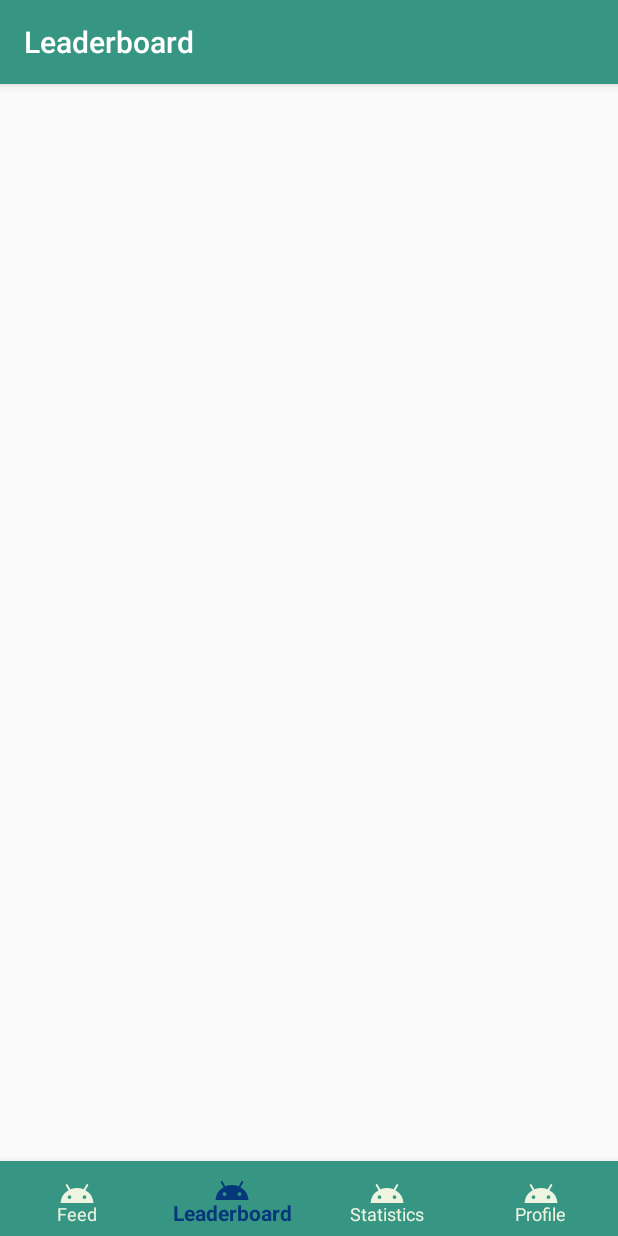
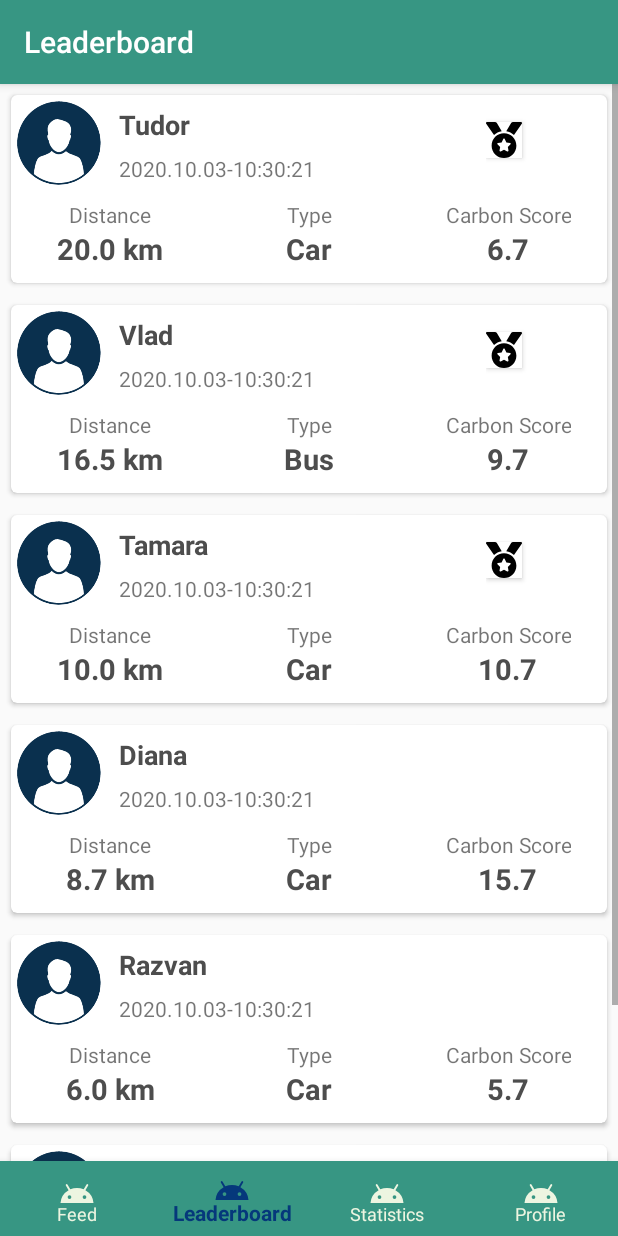
Before and after one commit to ioli05/CarbonFootprint, an Android app: the LeaderboardFragment screen opened through its navigation route, on a phone screen of 412 x 824 dp. Run offline under Robolectric (Android 15) with nearby library versions, the phone set to English and light mode, and no system bars; our stand-ins replace CircleImageView, Firebase (no records; nobody signed in at launch, a user with empty details on screens opened directly), navigation-ui.

Commit message:
Added Leaderboard first attempt

```diff
--- /dev/null
+++ b/app/src/main/java/com/example/carbonfootprint/adapter/LeaderboardAdapter.java
@@ -0,0 +1,61 @@
+package com.example.carbonfootprint.adapter;
+
+import android.app.Activity;
+import android.view.LayoutInflater;
+import android.view.View;
+import android.view.ViewGroup;
+import android.widget.ArrayAdapter;
+import android.widget.Button;
+import android.widget.TextView;
+
+import androidx.fragment.app.Fragment;
+
+import com.example.carbonfootprint.R;
+import com.example.carbonfootprint.model.LeaderboardModel;
+import com.example.carbonfootprint.model.NewsfeedModel;
+
+import java.util.ArrayList;
+
+public class LeaderboardAdapter extends ArrayAdapter<LeaderboardModel> {
+    ArrayList<LeaderboardModel> leaderboardModelArrayList;
+
+    public LeaderboardAdapter(Activity context, ArrayList<LeaderboardModel> leaderboardModelArrayList) {
+        super(context, R.layout.leaderboard_list, leaderboardModelArrayList);
+
+        this.leaderboardModelArrayList = leaderboardModelArrayList;
+
+    }
+
+    @Override
+    public View getView(int position, View convertView, ViewGroup parent) {
+        // Get the data item for this position
+        NewsfeedModel model = leaderboardModelArrayList.get(position);
+        // Check if an existing view is being reused, otherwise inflate the view
+        if (convertView == null) {
+            convertView = LayoutInflater.from(getContext()).inflate(R.layout.leaderboard_list, parent, false);
+        }
+        // Lookup view for data population
+        TextView name = convertView.findViewById(R.id.nameNewsFeed);
+        TextView date = convertView.findViewById(R.id.date);
+        TextView distance = convertView.findViewById(R.id.distance);
+        TextView type = convertView.findViewById(R.id.type);
+        TextView carbonScore = convertView.findViewById(R.id.carbon_score);
+        Button badge = convertView.findViewById(R.id.badge);
+
+        // Populate the data into the template view using the data object
+        name.setText(model.getName());
+        date.setText(model.getDate());
+        distance.setText(String.valueOf(model.getDistance()) + " km");
+        type.setText(model.getType());
+
+        if (position < 3) {
+            badge.setVisibility(View.VISIBLE);
+            badge.setCompoundDrawablesWithIntrinsicBounds(R.drawable.ic_medal, 0, 0, 0);
+
+        }
+
+        carbonScore.setText(String.valueOf(model.getCarbonScore()));
+        // Return the completed view to render on screen
+        return convertView;
+    }
+}
--- a/app/src/main/java/com/example/carbonfootprint/fragments/LeaderboardFragment.java
+++ b/app/src/main/java/com/example/carbonfootprint/fragments/LeaderboardFragment.java
@@ -4,23 +4,60 @@ import android.os.Bundle;
 import android.view.LayoutInflater;
 import android.view.View;
 import android.view.ViewGroup;
+import android.widget.ListView;
 
 import androidx.annotation.NonNull;
 import androidx.annotation.Nullable;
 import androidx.fragment.app.Fragment;
 
 import com.example.carbonfootprint.R;
+import com.example.carbonfootprint.adapter.LeaderboardAdapter;
+import com.example.carbonfootprint.adapter.NewsfeedAdapter;
+import com.example.carbonfootprint.model.LeaderboardModel;
+import com.example.carbonfootprint.model.NewsfeedModel;
+
+import java.sql.Timestamp;
+import java.text.SimpleDateFormat;
+import java.util.ArrayList;
+import java.util.Collections;
+import java.util.Comparator;
 
 public class LeaderboardFragment extends Fragment {
+
+    private ArrayList<LeaderboardModel> leaderboardModelArrayListTravel;
 
     public View onCreateView(@NonNull LayoutInflater inflater,
                              ViewGroup container, Bundle savedInstanceState) {
         return inflater.inflate(R.layout.fragment_leaderboard, container, false);
     }
 
+
     @Override
     public void onViewCreated(@NonNull View view, @Nullable Bundle savedInstanceState) {
         super.onViewCreated(view, savedInstanceState);
 
+        initFields();
+    }
+
+    private void initFields() {
+        leaderboardModelArrayListTravel = new ArrayList<>();
+
+        final SimpleDateFormat sdf = new SimpleDateFormat("yyyy.MM.dd-HH:mm:ss");
+        Timestamp timestamp = new Timestamp(System.currentTimeMillis());
+        leaderboardModelArrayListTravel.add(new LeaderboardModel("" ,sdf.format(timestamp), "Tamara", 10, "Car", 10.7f));
+        leaderboardModelArrayListTravel.add(new LeaderboardModel("", sdf.format(timestamp), "Tudor", 20, "Car", 6.7f));
+        leaderboardModelArrayListTravel.add(new LeaderboardModel("", sdf.format(timestamp), "Vlad", 16.5f, "Bus", 9.7f));
+        leaderboardModelArrayListTravel.add(new LeaderboardModel("", sdf.format(timestamp),"Diana", 8.7f, "Car", 15.7f));
+        leaderboardModelArrayListTravel.add(new LeaderboardModel("", sdf.format(timestamp),"Ionela", 4.5f, "Train", 20.7f));
+        leaderboardModelArrayListTravel.add(new LeaderboardModel("", sdf.format(timestamp),"Razvan", 6f, "Car", 5.7f));
+
+
+        Collections.sort(leaderboardModelArrayListTravel, (o1, o2) -> o1.getDistance() > o2.getDistance() ? -1 : 1);
+
+        LeaderboardAdapter adapter = new LeaderboardAdapter(this.getActivity(), leaderboardModelArrayListTravel);
+
+        // Attach the adapter to a ListView
+        ListView listView = this.getView().findViewById(R.id.listLeaderboard);
+        listView.setAdapter(adapter);
     }
 }
--- a/app/src/main/java/com/example/carbonfootprint/fragments/NewsFeedFragment.java
+++ b/app/src/main/java/com/example/carbonfootprint/fragments/NewsFeedFragment.java
@@ -39,12 +39,12 @@ public class NewsFeedFragment  extends Fragment {
 
         final SimpleDateFormat sdf = new SimpleDateFormat("yyyy.MM.dd-HH:mm:ss");
         Timestamp timestamp = new Timestamp(System.currentTimeMillis());
-        arrayOfUsers.add(new NewsfeedModel(sdf.format(timestamp), "Tamara", 10, "Car", 10.7f));
-        arrayOfUsers.add(new NewsfeedModel(sdf.format(timestamp), "Tudor", 20, "Car", 6.7f));
-        arrayOfUsers.add(new NewsfeedModel(sdf.format(timestamp), "Vlad", 16.5f, "Bus", 9.7f));
-        arrayOfUsers.add(new NewsfeedModel(sdf.format(timestamp),"Diana", 8.7f, "Car", 15.7f));
-        arrayOfUsers.add(new NewsfeedModel(sdf.format(timestamp),"Ionela", 4.5f, "Train", 20.7f));
-        arrayOfUsers.add(new NewsfeedModel(sdf.format(timestamp),"Razvan", 6f, "Car", 5.7f));
+        arrayOfUsers.add(new NewsfeedModel("" ,sdf.format(timestamp), "Tamara", 10, "Car", 10.7f));
+        arrayOfUsers.add(new NewsfeedModel("", sdf.format(timestamp), "Tudor", 20, "Car", 6.7f));
+        arrayOfUsers.add(new NewsfeedModel("", sdf.format(timestamp), "Vlad", 16.5f, "Bus", 9.7f));
+        arrayOfUsers.add(new NewsfeedModel("", sdf.format(timestamp),"Diana", 8.7f, "Car", 15.7f));
+        arrayOfUsers.add(new NewsfeedModel("", sdf.format(timestamp),"Ionela", 4.5f, "Train", 20.7f));
+        arrayOfUsers.add(new NewsfeedModel("", sdf.format(timestamp),"Razvan", 6f, "Car", 5.7f));
         NewsfeedAdapter adapter = new NewsfeedAdapter(this.getActivity(), arrayOfUsers);
 
         // Attach the adapter to a ListView
--- /dev/null
+++ b/app/src/main/java/com/example/carbonfootprint/model/LeaderboardModel.java
@@ -0,0 +1,18 @@
+package com.example.carbonfootprint.model;
+
+public class LeaderboardModel extends NewsfeedModel{
+
+    private String badge;
+
+    public LeaderboardModel(String image, String date, String name, float distance, String type, float carbonScore) {
+        super(image, date, name, distance, type, carbonScore);
+    }
+
+    public String getBadge() {
+        return badge;
+    }
+
+    public void setBadge(String badge) {
+        this.badge = badge;
+    }
+}
--- a/app/src/main/java/com/example/carbonfootprint/model/NewsfeedModel.java
+++ b/app/src/main/java/com/example/carbonfootprint/model/NewsfeedModel.java
@@ -2,18 +2,28 @@ package com.example.carbonfootprint.model;
 
 public class NewsfeedModel {
 
+    private String image;
     private String date;
     private String name;
     private float distance;
     private String type;
     private float carbonScore;
 
-    public NewsfeedModel(String date, String name, float distance, String type, float carbonScore) {
+    public NewsfeedModel(String image, String date, String name, float distance, String type, float carbonScore) {
+        this.image = image;
         this.date = date;
         this.name = name;
         this.distance = distance;
         this.type = type;
         this.carbonScore = carbonScore;
+    }
+
+    public String getImage() {
+        return image;
+    }
+
+    public void setImage(String image) {
+        this.image = image;
     }
 
     public String getDate() {
--- a/app/src/main/res/drawable/ic_android_black_24dp.xml
+++ b/app/src/main/res/drawable/ic_android_black_24dp.xml
@@ -1,9 +1,5 @@
-<vector xmlns:android="http://schemas.android.com/apk/res/android"
-        android:width="24dp"
-        android:height="24dp"
-        android:viewportWidth="24"
-        android:viewportHeight="24">
-    <path
-        android:pathData="M17.6,11.48 L19.44,8.3a0.63,0.63 0,0 0,-1.09 -0.63l-1.88,3.24a11.43,11.43 0,0 0,-8.94 0L5.65,7.67a0.63,0.63 0,0 0,-1.09 0.63L6.4,11.48A10.81,10.81 0,0 0,1 20L23,20A10.81,10.81 0,0 0,17.6 11.48ZM7,17.25A1.25,1.25 0,1 1,8.25 16,1.25 1.25,0 0,1 7,17.25ZM17,17.25A1.25,1.25 0,1 1,18.25 16,1.25 1.25,0 0,1 17,17.25Z"
-        android:fillColor="#FF000000"/>
+<vector android:height="24dp" android:tint="#FFFFFF"
+    android:viewportHeight="24" android:viewportWidth="24"
+    android:width="24dp" xmlns:android="http://schemas.android.com/apk/res/android">
+    <path android:fillColor="#FF000000" android:pathData="M17.6,11.48 L19.44,8.3a0.63,0.63 0,0 0,-1.09 -0.63l-1.88,3.24a11.43,11.43 0,0 0,-8.94 0L5.65,7.67a0.63,0.63 0,0 0,-1.09 0.63L6.4,11.48A10.81,10.81 0,0 0,1 20L23,20A10.81,10.81 0,0 0,17.6 11.48ZM7,17.25A1.25,1.25 0,1 1,8.25 16,1.25 1.25,0 0,1 7,17.25ZM17,17.25A1.25,1.25 0,1 1,18.25 16,1.25 1.25,0 0,1 17,17.25Z"/>
 </vector>
--- /dev/null
+++ b/app/src/main/res/drawable/ic_medal.xml
@@ -0,0 +1,11 @@
+<vector xmlns:android="http://schemas.android.com/apk/res/android"
+    android:width="24dp"
+    android:height="24dp"
+    android:viewportWidth="24"
+    android:viewportHeight="24">
+  <path
+      android:pathData="M10.4883,6.1289L7.2461,0.7266C6.9766,0.2773 6.4883,0 5.9609,0L0.75,0C0.1445,0 -0.2109,0.6836 0.1367,1.1797L5.3516,8.6328C6.7461,7.3281 8.5195,6.4375 10.4883,6.1289ZM23.25,0L18.0391,0C17.5117,0 17.0234,0.2773 16.7539,0.7266L13.5117,6.1289C15.4805,6.4375 17.2539,7.3281 18.6484,8.6328L23.8633,1.1797C24.2109,0.6836 23.8555,0 23.25,0ZM12,7.5C7.4453,7.5 3.75,11.1953 3.75,15.75C3.75,20.3047 7.4453,24 12,24C16.5547,24 20.25,20.3047 20.25,15.75C20.25,11.1953 16.5547,7.5 12,7.5ZM16.3359,14.8711L14.5586,16.6055L14.9805,19.0508C15.0547,19.4922 14.5938,19.8242 14.1992,19.6172L12,18.4648L9.8008,19.6172C9.4063,19.8281 8.9453,19.4883 9.0195,19.0508L9.4414,16.6055L7.6641,14.8711C7.3438,14.5586 7.5195,14.0156 7.9609,13.9531L10.418,13.5938L11.5156,11.3672C11.6172,11.168 11.8086,11.0664 12,11.0664C12.1914,11.0664 12.3828,11.168 12.4844,11.3672L13.582,13.5938L16.0391,13.9531C16.4805,14.0156 16.6563,14.5586 16.3359,14.8711ZM16.3359,14.8711"
+      android:fillColor="#000000"
+      android:fillType="nonZero"
+      android:strokeColor="#00000000"/>
+</vector>
--- /dev/null
+++ b/app/src/main/res/drawable/ic_medal_solid_bronze.xml
@@ -0,0 +1,8 @@
+<vector xmlns:android="http://schemas.android.com/apk/res/android"
+    android:height="24dp"
+    android:viewportHeight="24" android:viewportWidth="24"
+    android:width="24dp">
+  <path
+      android:pathData="M223.75,130.75L154.62,15.54A31.997,31.997 0,0 0,127.18 0L16.03,0C3.08,0 -4.5,14.57 2.92,25.18l111.27,158.96c29.72,-27.77 67.52,-46.83 109.56,-53.39zM495.97,0L384.82,0c-11.24,0 -21.66,5.9 -27.44,15.54l-69.13,115.21c42.04,6.56 79.84,25.62 109.56,53.38L509.08,25.18C516.5,14.57 508.92,0 495.97,0zM256,160c-97.2,0 -176,78.8 -176,176s78.8,176 176,176 176,-78.8 176,-176 -78.8,-176 -176,-176zM348.52,317.26l-37.93,36.96 8.97,52.22c1.6,9.36 -8.26,16.51 -16.65,12.09L256,393.88l-46.9,24.65c-8.4,4.45 -18.25,-2.74 -16.65,-12.09l8.97,-52.22 -37.93,-36.96c-6.82,-6.64 -3.05,-18.23 6.35,-19.59l52.43,-7.64 23.43,-47.52c2.11,-4.28 6.19,-6.39 10.28,-6.39 4.11,0 8.22,2.14 10.33,6.39l23.43,47.52 52.43,7.64c9.4,1.36 13.17,12.95 6.35,19.59z"
+      android:fillColor="#cd7f32"/>
+</vector>
--- /dev/null
+++ b/app/src/main/res/drawable/ic_medal_solid_gold.xml
@@ -0,0 +1,8 @@
+<vector xmlns:android="http://schemas.android.com/apk/res/android"
+    android:height="24dp"
+    android:viewportHeight="24" android:viewportWidth="24"
+    android:width="24dp">
+  <path
+      android:pathData="M223.75,130.75L154.62,15.54A31.997,31.997 0,0 0,127.18 0L16.03,0C3.08,0 -4.5,14.57 2.92,25.18l111.27,158.96c29.72,-27.77 67.52,-46.83 109.56,-53.39zM495.97,0L384.82,0c-11.24,0 -21.66,5.9 -27.44,15.54l-69.13,115.21c42.04,6.56 79.84,25.62 109.56,53.38L509.08,25.18C516.5,14.57 508.92,0 495.97,0zM256,160c-97.2,0 -176,78.8 -176,176s78.8,176 176,176 176,-78.8 176,-176 -78.8,-176 -176,-176zM348.52,317.26l-37.93,36.96 8.97,52.22c1.6,9.36 -8.26,16.51 -16.65,12.09L256,393.88l-46.9,24.65c-8.4,4.45 -18.25,-2.74 -16.65,-12.09l8.97,-52.22 -37.93,-36.96c-6.82,-6.64 -3.05,-18.23 6.35,-19.59l52.43,-7.64 23.43,-47.52c2.11,-4.28 6.19,-6.39 10.28,-6.39 4.11,0 8.22,2.14 10.33,6.39l23.43,47.52 52.43,7.64c9.4,1.36 13.17,12.95 6.35,19.59z"
+      android:fillColor="#ffd700"/>
+</vector>
--- /dev/null
+++ b/app/src/main/res/drawable/ic_medal_solid_silver.xml
@@ -0,0 +1,8 @@
+<vector xmlns:android="http://schemas.android.com/apk/res/android"
+    android:height="24dp"
+    android:viewportHeight="24" android:viewportWidth="24"
+    android:width="24dp">
+  <path
+      android:pathData="M223.75,130.75L154.62,15.54A31.997,31.997 0,0 0,127.18 0L16.03,0C3.08,0 -4.5,14.57 2.92,25.18l111.27,158.96c29.72,-27.77 67.52,-46.83 109.56,-53.39zM495.97,0L384.82,0c-11.24,0 -21.66,5.9 -27.44,15.54l-69.13,115.21c42.04,6.56 79.84,25.62 109.56,53.38L509.08,25.18C516.5,14.57 508.92,0 495.97,0zM256,160c-97.2,0 -176,78.8 -176,176s78.8,176 176,176 176,-78.8 176,-176 -78.8,-176 -176,-176zM348.52,317.26l-37.93,36.96 8.97,52.22c1.6,9.36 -8.26,16.51 -16.65,12.09L256,393.88l-46.9,24.65c-8.4,4.45 -18.25,-2.74 -16.65,-12.09l8.97,-52.22 -37.93,-36.96c-6.82,-6.64 -3.05,-18.23 6.35,-19.59l52.43,-7.64 23.43,-47.52c2.11,-4.28 6.19,-6.39 10.28,-6.39 4.11,0 8.22,2.14 10.33,6.39l23.43,47.52 52.43,7.64c9.4,1.36 13.17,12.95 6.35,19.59z"
+      android:fillColor="#aaa9ad"/>
+</vector>
--- a/app/src/main/res/layout/fragment_leaderboard.xml
+++ b/app/src/main/res/layout/fragment_leaderboard.xml
@@ -1,6 +1,15 @@
 <?xml version="1.0" encoding="utf-8"?>
-<androidx.constraintlayout.widget.ConstraintLayout
-    xmlns:android="http://schemas.android.com/apk/res/android" android:layout_width="match_parent"
+<RelativeLayout xmlns:android="http://schemas.android.com/apk/res/android"
+    xmlns:tools="http://schemas.android.com/tools"
+    android:layout_width="match_parent"
     android:layout_height="match_parent">
 
-</androidx.constraintlayout.widget.ConstraintLayout>
+    <ListView
+        android:id="@+id/listLeaderboard"
+        android:layout_width="match_parent"
+        android:layout_height="wrap_content"
+        android:layout_marginBottom="50dp"
+        android:divider="@null"
+        android:dividerHeight="0dp">
+    </ListView>
+</RelativeLayout>
--- /dev/null
+++ b/app/src/main/res/layout/leaderboard_list.xml
@@ -0,0 +1,165 @@
+<?xml version="1.0" encoding="utf-8"?>
+<LinearLayout xmlns:android="http://schemas.android.com/apk/res/android"
+    android:layout_width="match_parent"
+    android:layout_height="match_parent"
+    xmlns:app="http://schemas.android.com/apk/res-auto"
+    android:orientation="horizontal">
+
+    <androidx.cardview.widget.CardView
+        xmlns:card_view="http://schemas.android.com/apk/res-auto"
+        xmlns:android="http://schemas.android.com/apk/res/android"
+        android:layout_height="wrap_content"
+        android:layout_width="match_parent"
+        card_view:cardCornerRadius="4dp"
+        android:layout_margin="7dp">
+        <LinearLayout
+            android:layout_width="match_parent"
+            android:layout_height="match_parent"
+            android:orientation="vertical">
+
+            <LinearLayout
+                android:layout_width="match_parent"
+                android:layout_height="wrap_content"
+                android:orientation="horizontal">
+
+                <de.hdodenhof.circleimageview.CircleImageView
+                    android:id="@+id/image"
+                    android:layout_width="60dp"
+                    android:paddingLeft="3dp"
+                    android:paddingTop="3dp"
+                    android:layout_height="60dp"
+                    android:src="@drawable/download"
+                    android:scaleType="centerCrop"/>
+
+                <LinearLayout
+                    android:layout_width="wrap_content"
+                    android:layout_height="wrap_content"
+                    android:layout_weight="1"
+                    android:orientation="vertical">
+
+                    <TextView
+                        android:id="@+id/nameNewsFeed"
+                        android:layout_width="wrap_content"
+                        android:layout_height="wrap_content"
+                        android:layout_marginLeft="10dp"
+                        android:layout_marginTop="5dp"
+                        android:padding="2dp"
+                        android:text="Medium Text"
+                        android:textAppearance="?android:attr/textAppearanceMedium"
+                        android:textColor="#4d4d4d"
+                        android:textStyle="bold" />
+
+                    <TextView
+                        android:layout_width="wrap_content"
+                        android:layout_height="wrap_content"
+                        android:text="cdjenfcjedn"
+                        android:id="@+id/date"
+                        android:layout_marginLeft="10dp"
+                        android:layout_marginTop="5dp"
+                        android:paddingLeft="2dp"/>
+                </LinearLayout>
+
+                <LinearLayout
+                    android:layout_width="wrap_content"
+                    android:layout_height="match_parent"
+                    android:layout_weight="0.49"
+                    android:gravity="center_vertical">
+
+                    <Button
+                        android:layout_width="24dp"
+                        android:layout_height="24dp"
+                        android:gravity="center_horizontal"
+                        android:background="#FFFFFF"
+                        android:drawable="@drawable/ic_android_black_24dp"
+                        android:visibility="invisible"
+                        android:id="@+id/badge" />
+                </LinearLayout>
+
+
+            </LinearLayout>
+
+            <LinearLayout
+                android:layout_width="match_parent"
+                android:layout_height="wrap_content"
+                android:layout_marginTop="10dp"
+                android:layout_weight="1"
+                android:orientation="horizontal"
+                android:paddingBottom="@dimen/size_10dp">
+
+                <LinearLayout
+                    android:layout_width="match_parent"
+                    android:layout_height="wrap_content"
+                    android:orientation="vertical"
+                    android:gravity="center"
+                    android:layout_weight="0.33">
+                    <TextView
+                        android:layout_width="wrap_content"
+                        android:layout_height="wrap_content"
+                        android:text="Distance"
+                        android:gravity="center_horizontal"
+                        android:layout_weight="0.33"/>
+                    <TextView
+                        android:layout_width="wrap_content"
+                        android:layout_height="wrap_content"
+                        android:id="@+id/distance"
+                        android:text="10km"
+                        android:textStyle="bold"
+                        android:gravity="center_horizontal"
+                        android:textColor="#4d4d4d"
+                        android:textSize="19dp"
+                        android:layout_weight="0.33"/>
+                </LinearLayout>
+                <LinearLayout
+                    android:layout_width="match_parent"
+                    android:layout_height="wrap_content"
+                    android:orientation="vertical"
+                    android:gravity="center"
+                    android:layout_weight="0.33">
+                    <TextView
+                        android:layout_width="wrap_content"
+                        android:layout_height="wrap_content"
+                        android:text="Type"
+                        android:gravity="center_horizontal"
+                        android:layout_weight="0.33"/>
+                    <TextView
+                        android:layout_width="wrap_content"
+                        android:layout_height="wrap_content"
+                        android:id="@+id/type"
+                        android:text="Car"
+                        android:textStyle="bold"
+                        android:textColor="#4d4d4d"
+                        android:gravity="center_horizontal"
+                        android:textSize="19dp"
+                        android:layout_weight="0.33"/>
+                </LinearLayout>
+
+                <LinearLayout
+                    android:layout_width="match_parent"
+                    android:layout_height="wrap_content"
+                    android:orientation="vertical"
+                    android:gravity="center"
+                    android:layout_weight="0.33">
+                    <TextView
+                        android:layout_width="wrap_content"
+                        android:layout_height="wrap_content"
+                        android:text="Carbon Score"
+                        android:gravity="center_horizontal"
+                        android:layout_weight="0.33"/>
+                    <TextView
+                        android:layout_width="wrap_content"
+                        android:layout_height="wrap_content"
+                        android:id="@+id/carbon_score"
+                        android:text="10.2"
+                        android:textStyle="bold"
+                        android:textColor="#4d4d4d"
+                        android:gravity="center_horizontal"
+                        android:textSize="19dp"
+                        android:layout_weight="0.33"/>
+                </LinearLayout>
+
+            </LinearLayout>
+
+
+        </LinearLayout>
+    </androidx.cardview.widget.CardView>
+</LinearLayout>
--- a/app/src/main/res/layout/newsfeed_list.xml
+++ b/app/src/main/res/layout/newsfeed_list.xml
@@ -23,7 +23,7 @@
             android:orientation="horizontal">
 
             <de.hdodenhof.circleimageview.CircleImageView
-                android:id="@+id/imageNewsFeed"
+                android:id="@+id/image"
                 android:layout_width="60dp"
                 android:paddingLeft="3dp"
                 android:paddingTop="3dp"
```
